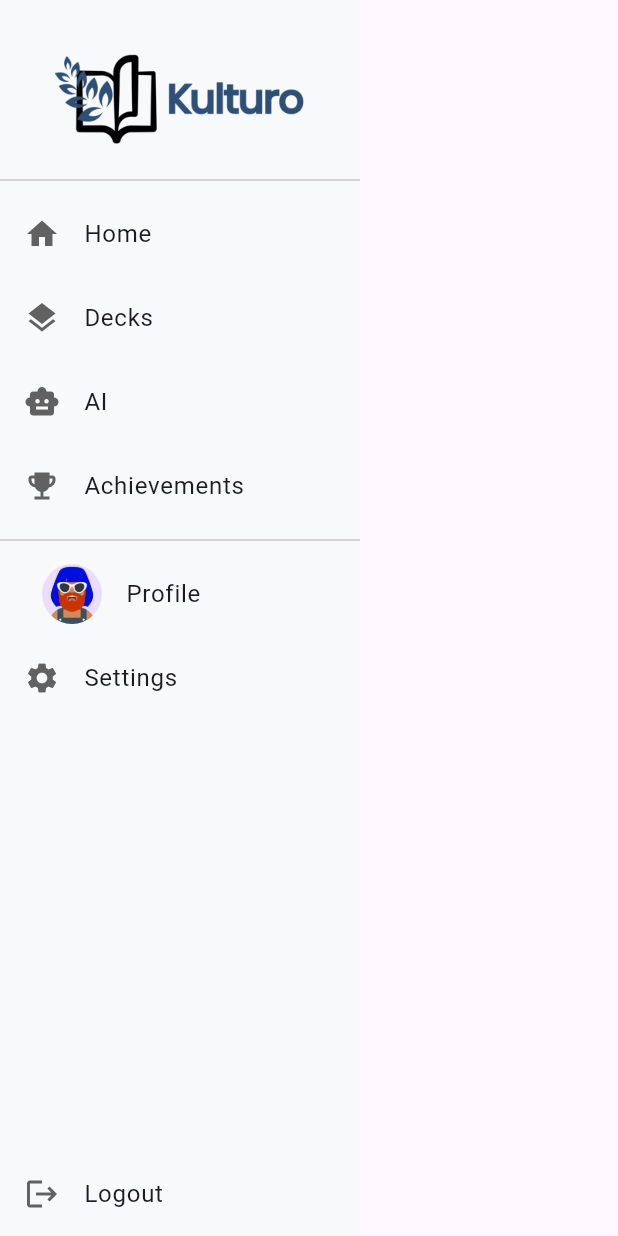
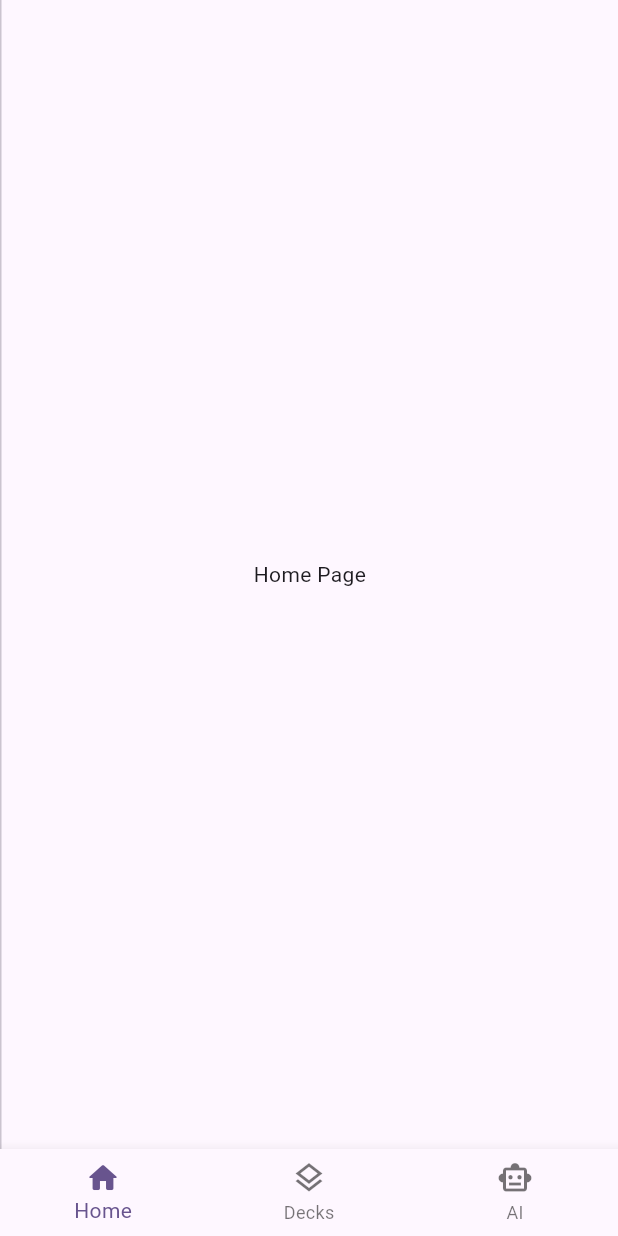
Before and after one commit to hanks92/Kulturo, a Flutter app: the Sidebar screen opened directly, on a phone screen of 412 x 824 dp. Run offline on Flutter 3.47's test engine with Material 3 defaults, Android fonts, the phone set to English and light mode, and no system bars; our stand-ins replace flutter_secure_storage, shared_preferences; accounts and stored records are empty; project files that could hold a hidden picture were left out.

Commit message:
add sidebar

```diff
--- a/flintf/lib/widgets/sidebar.dart
+++ b/flintf/lib/widgets/sidebar.dart
@@ -1,97 +1,72 @@
 import 'package:flutter/material.dart';
 
-class Sidebar extends StatelessWidget {
+class Sidebar extends StatefulWidget {
   const Sidebar({super.key});
 
   @override
+  State<Sidebar> createState() => _SidebarState();
+}
+
+const _navBarItems = [
+  BottomNavigationBarItem(
+    icon: Icon(Icons.home_outlined),
+    activeIcon: Icon(Icons.home_rounded),
+    label: 'Home',
+  ),
+  BottomNavigationBarItem(
+    icon: Icon(Icons.layers_outlined),
+    activeIcon: Icon(Icons.layers_rounded),
+    label: 'Decks',
+  ),
+  BottomNavigationBarItem(
+    icon: Icon(Icons.smart_toy_outlined),
+    activeIcon: Icon(Icons.smart_toy_rounded),
+    label: 'AI',
+  ),
+];
+
+class _SidebarState extends State<Sidebar> {
+  int _selectedIndex = 0;
+
+  final List<Widget> _pages = const [
+    Center(child: Text('Home Page')),
+    Center(child: Text('Decks Page')),
+    Center(child: Text('AI Page')),
+  ];
+
+  @override
   Widget build(BuildContext context) {
-    return Container(
-      width: 240,
-      height: double.infinity,
-      color: const Color(0xFFf8f9fa), // gris clair
-      child: Column(
+    final width = MediaQuery.of(context).size.width;
+    final isSmallScreen = width < 600;
+    final isLargeScreen = width > 800;
+
+    return Scaffold(
+      bottomNavigationBar: isSmallScreen
+          ? BottomNavigationBar(
+              items: _navBarItems,
+              currentIndex: _selectedIndex,
+              onTap: (index) => setState(() => _selectedIndex = index),
+            )
+          : null,
+      body: Row(
         children: [
-          const SizedBox(height: 20),
-          Padding(
-            padding: const EdgeInsets.all(16.0),
-            child: Image.asset(
-              'assets/logos/logo-2.png', // ✅ logo mis à jour
-              height: 60,
-              fit: BoxFit.contain,
+          if (!isSmallScreen)
+            NavigationRail(
+              selectedIndex: _selectedIndex,
+              onDestinationSelected: (index) => setState(() => _selectedIndex = index),
+              extended: isLargeScreen,
+              destinations: _navBarItems
+                  .map((item) => NavigationRailDestination(
+                        icon: item.icon,
+                        selectedIcon: item.activeIcon,
+                        label: Text(item.label!),
+                      ))
+                  .toList(),
             ),
-          ),
-          const Divider(),
-
-          _sidebarItem(
-            icon: Icons.home,
-            label: 'Home',
-            route: '/home',
-            context: context,
-          ),
-          _sidebarItem(
-            icon: Icons.layers,
-            label: 'Decks',
-            route: '/decks',
-            context: context,
-          ),
-          _sidebarItem(
-            icon: Icons.smart_toy,
-            label: 'AI',
-            route: '/ai',
-            context: context,
-          ),
-          _sidebarItem(
-            icon: Icons.emoji_events,
-            label: 'Achievements',
-            route: '/achievements',
-            context: context,
-          ),
-
-          const Divider(),
-
-          // Section profil
-          Padding(
-            padding: const EdgeInsets.symmetric(horizontal: 12.0),
-            child: ListTile(
-              leading: const CircleAvatar(
-                backgroundImage: AssetImage('assets/avatars/avataaars.png'), // ✅ avatar mis à jour
-              ),
-              title: const Text('Profile'),
-              onTap: () => Navigator.pushNamed(context, '/profile'),
-            ),
-          ),
-
-          _sidebarItem(
-            icon: Icons.settings,
-            label: 'Settings',
-            route: '/settings',
-            context: context,
-          ),
-
-          const Spacer(),
-
-          _sidebarItem(
-            icon: Icons.logout,
-            label: 'Logout',
-            route: '/login',
-            context: context,
-          ),
+          const VerticalDivider(thickness: 1, width: 1),
+          Expanded(child: _pages[_selectedIndex]),
         ],
       ),
     );
   }
-
-  Widget _sidebarItem({
-    required IconData icon,
-    required String label,
-    required String route,
-    required BuildContext context,
-  }) {
-    return ListTile(
-      leading: Icon(icon, size: 24, color: Colors.grey[700]),
-      title: Text(label, style: const TextStyle(fontSize: 16)),
-      onTap: () => Navigator.pushNamed(context, route),
-      hoverColor: Colors.grey.shade300,
-    );
-  }
 }
```
Also changed, not shown: flintf/lib/layouts/authenticated_layout.dart (+84 -9 lines), flintf/lib/screens/home_screen.dart (+1 -11 lines).
